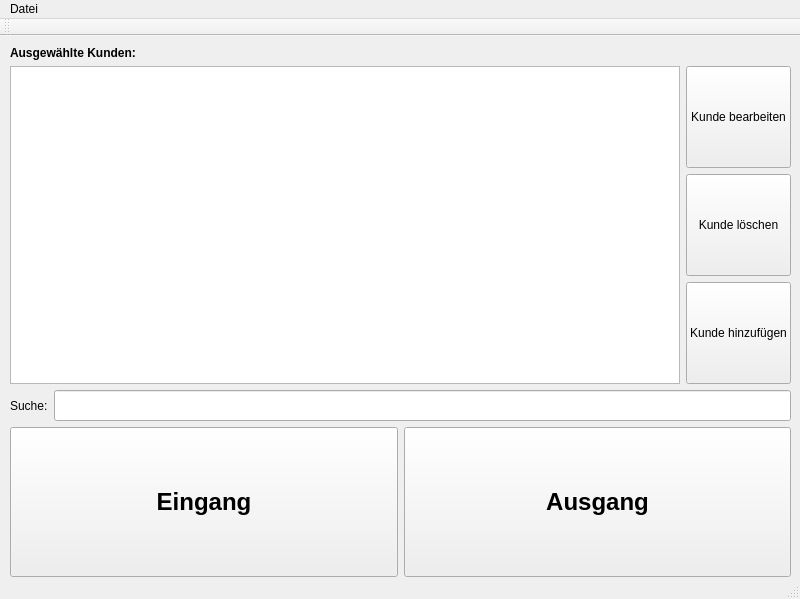
The window that src/de/charityapps/postoffice/ui/postoffice.ui (hanneseilers/Social-Postoffice) describes before a commit, drawn with Qt 5.
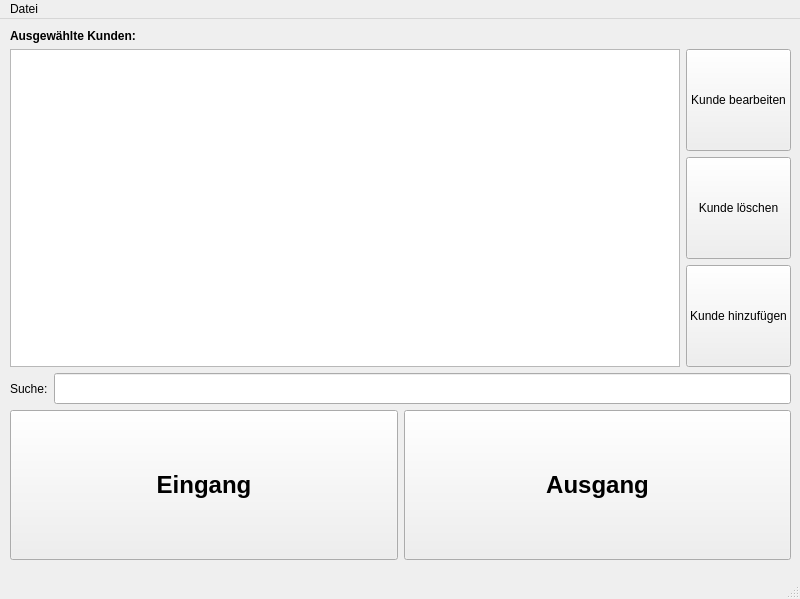
The same window after the commit.

Commit message: Updated user interface. Added more options to file menu and created dialog to edit user data.

```diff
--- a/src/de/charityapps/postoffice/ui/postoffice.ui
+++ b/src/de/charityapps/postoffice/ui/postoffice.ui
@@ -217,17 +217,6 @@
    <addaction name="menuDatei"/>
   </widget>
   <widget class="QStatusBar" name="statusbar"/>
-  <widget class="QToolBar" name="toolBar">
-   <property name="windowTitle">
-    <string>toolBar</string>
-   </property>
-   <attribute name="toolBarArea">
-    <enum>TopToolBarArea</enum>
-   </attribute>
-   <attribute name="toolBarBreak">
-    <bool>false</bool>
-   </attribute>
-  </widget>
   <action name="actionClose">
    <property name="text">
     <string>Beenden</string>
```
Left out of the diff: 25 changed lines with no effect on the pictures. The commit also changes 3 other files.
